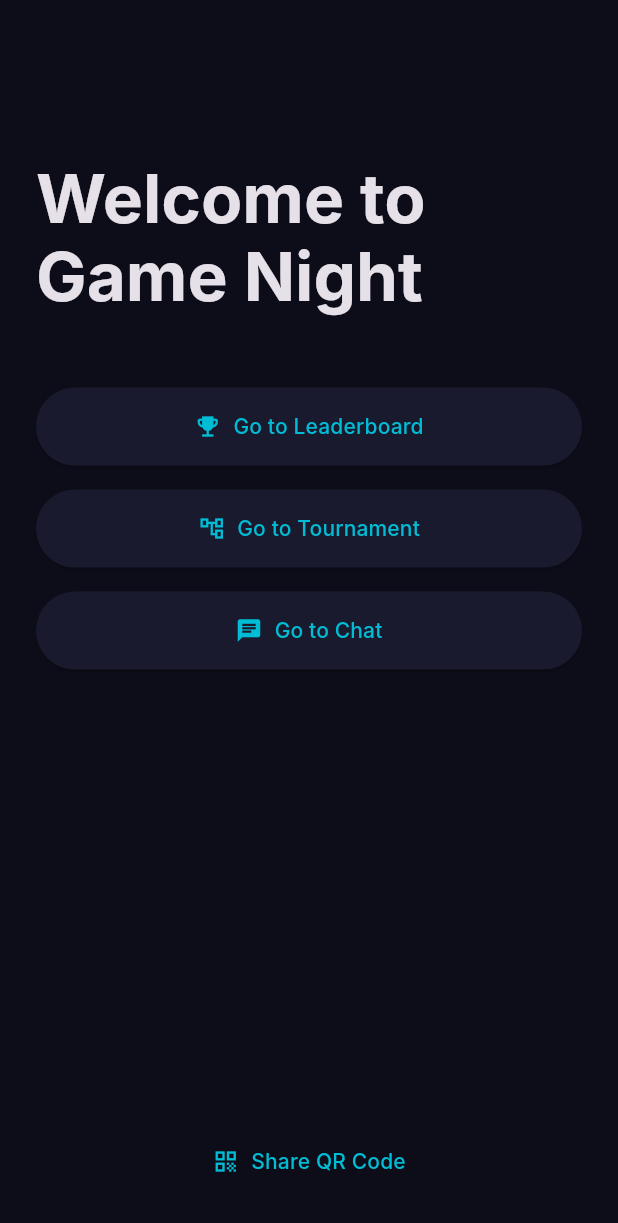
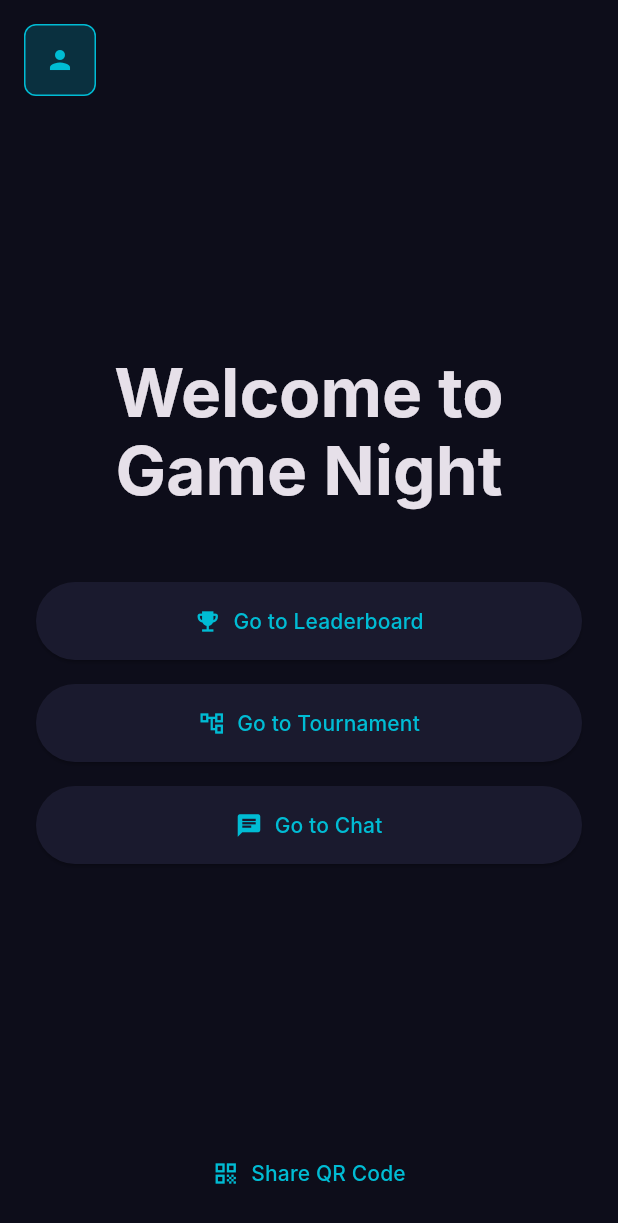
Before and after one commit to Piglettank/game_chat, a Flutter app: the WelcomeScreen screen opened directly with empty values, on a phone screen of 412 x 824 dp. Shown: the top 1223 px of the screen. Run offline on Flutter 3.47's test engine with Material 3 defaults, Android fonts, the light colour scheme and no system bars; our stand-ins replace cloud_firestore, file_picker, firebase_core, qr_flutter, web; missing offline and left inert: dart:html, dart:js_interop; accounts and stored records are empty; Roboto replaces fonts that are missing (Inter); statements that could not run were skipped.

Commit message:
Edit name screen and favicon

```diff
--- a/lib/core/welcome_screen.dart
+++ b/lib/core/welcome_screen.dart
@@ -3,6 +3,7 @@ import 'package:qr_flutter/qr_flutter.dart';
 import '../chat/chat_screen.dart';
 import '../chat/chat_only_screen.dart';
 import '../tournament/bracket_list_screen.dart';
+import 'edit_name_screen.dart';
 
 class WelcomeScreen extends StatelessWidget {
   final String chatId;
@@ -72,20 +73,22 @@ class WelcomeScreen extends StatelessWidget {
   @override
   Widget build(BuildContext context) {
     return Scaffold(
-      body: Center(
+      body: Stack(
+        children: [
+          Center(
             child: ConstrainedBox(
               constraints: const BoxConstraints(maxWidth: 800),
               child: Padding(
                 padding: const EdgeInsets.all(24.0),
                 child: Column(
-              mainAxisAlignment: MainAxisAlignment.center,
                   children: [
-                SizedBox(height: MediaQuery.sizeOf(context).height * 0.1),
+                    const SizedBox(height: 20),
+                    const Spacer(),
                     Text(
                       'Welcome to Game Night',
-                  style: Theme.of(context).textTheme.displayMedium?.copyWith(
-                    fontWeight: FontWeight.bold,
-                  ),
+                      textAlign: TextAlign.center,
+                      style: Theme.of(context).textTheme.displayMedium
+                          ?.copyWith(fontWeight: FontWeight.bold),
                     ),
                     const SizedBox(height: 48.0),
                     SizedBox(
@@ -158,8 +161,61 @@ class WelcomeScreen extends StatelessWidget {
                         ),
                       ),
                     ),
+                    const SizedBox(height: 32),
                     const Spacer(),
-                SizedBox(
+                  ],
+                ),
+              ),
+            ),
+          ),
+          Positioned(
+            top: 16,
+            left: 16,
+            child: Material(
+              color: Colors.transparent,
+              child: InkWell(
+                onTap: () {
+                  Navigator.of(context).push(
+                    MaterialPageRoute(
+                      builder: (context) => EditNameScreen(
+                        chatId: chatId,
+                        userId: userId,
+                        userName: userName,
+                      ),
+                    ),
+                  );
+                },
+                borderRadius: BorderRadius.circular(8),
+                child: Container(
+                  width: 48,
+                  height: 48,
+                  decoration: BoxDecoration(
+                    borderRadius: BorderRadius.circular(8),
+                    color: const Color(0xFF00bcd4).withValues(alpha: 0.2),
+                    border: Border.all(
+                      color: const Color(0xFF00bcd4),
+                      width: 1,
+                    ),
+                  ),
+                  child: const Icon(
+                    Icons.person,
+                    size: 20,
+                    color: Color(0xFF00bcd4),
+                  ),
+                ),
+              ),
+            ),
+          ),
+          Positioned(
+            bottom: 16,
+            left: 0,
+            right: 0,
+            child: Center(
+              child: ConstrainedBox(
+                constraints: const BoxConstraints(maxWidth: 800),
+                child: Padding(
+                  padding: const EdgeInsets.symmetric(horizontal: 24.0),
+                  child: SizedBox(
                     width: double.infinity,
                     child: TextButton.icon(
                       onPressed: () => _showQrCodeDialog(context),
@@ -173,11 +229,12 @@ class WelcomeScreen extends StatelessWidget {
                       ),
                     ),
                   ),
-              ],
                 ),
               ),
             ),
           ),
+        ],
+      ),
     );
   }
 }
```
Also changed, not shown: lib/core/edit_name_screen.dart (added, +151 -0 lines), 1 other file. Lines whose indentation alone changed are shown as unchanged.
